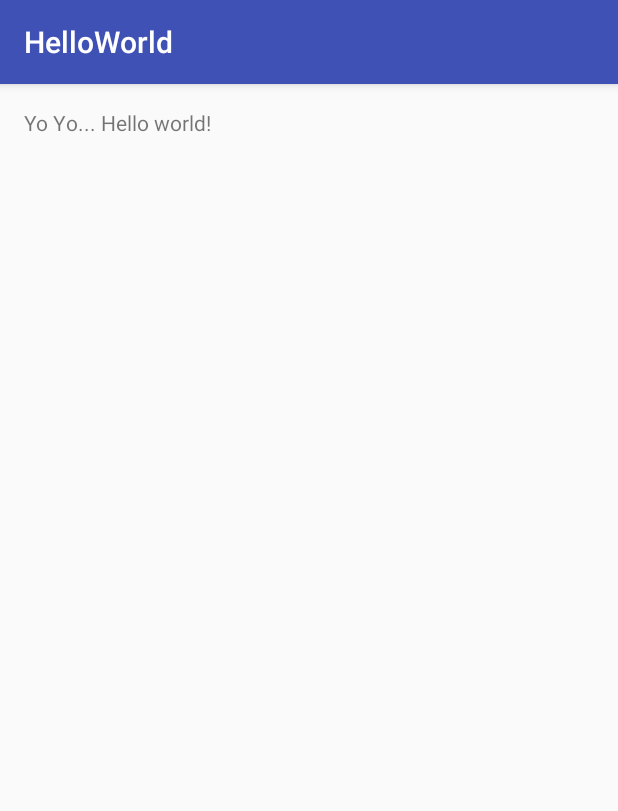
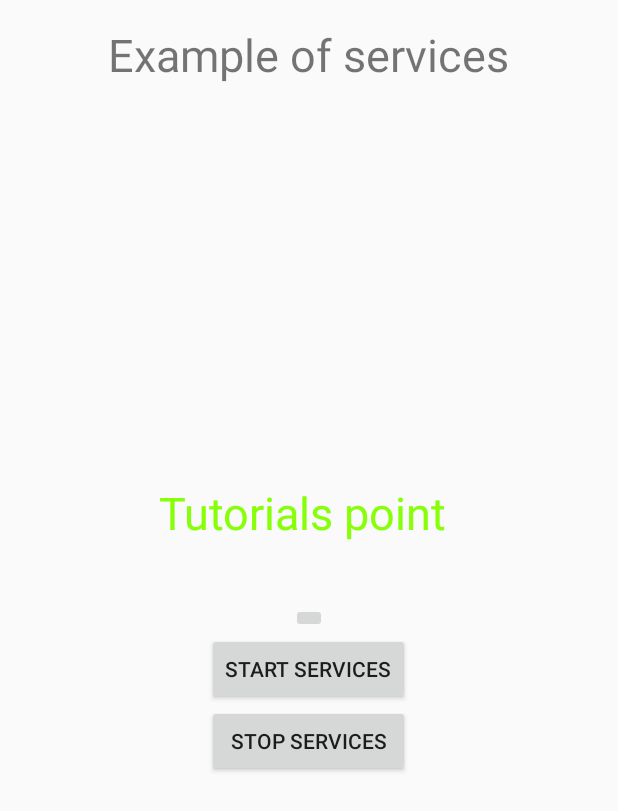
Before and after one commit to abhishekzambre/android, an Android app: the screen it shows after launch (MainActivity), on a phone screen of 412 x 824 dp. Shown: the top 811 px of the screen. Run offline under Robolectric (Android 15) with nearby library versions, the phone set to English and light mode, and no system bars.

```diff
--- /dev/null
+++ b/BroadcastDemo/app/src/main/res/menu/menu.xml
@@ -0,0 +1,6 @@
+<?xml version="1.0" encoding="utf-8"?>
+<menu xmlns:android="http://schemas.android.com/apk/res/android">
+    <item android:id="@+id/menu_bookmark"
+        android:icon="@drawable/icon_bookmark"
+        android:title="Bookmark" />
+</menu>
--- a/HelloWorld/app/src/main/java/me/abhishekz/helloworld/MainActivity.java
+++ b/HelloWorld/app/src/main/java/me/abhishekz/helloworld/MainActivity.java
@@ -1,13 +1,31 @@
 package me.abhishekz.helloworld;
+import android.os.Bundle;
+import android.app.Activity;
+import android.view.Menu;
+import android.content.Intent;
+import android.view.View;
 
-import android.support.v7.app.AppCompatActivity;
-import android.os.Bundle;
-
-public class MainActivity extends AppCompatActivity {
+public class MainActivity extends Activity {
 
     @Override
-    protected void onCreate(Bundle savedInstanceState) {
+    public void onCreate(Bundle savedInstanceState) {
         super.onCreate(savedInstanceState);
         setContentView(R.layout.activity_main);
     }
+
+    @Override
+    public boolean onCreateOptionsMenu(Menu menu) {
+        getMenuInflater().inflate(R.menu.activity_main, menu);
+        return true;
+    }
+
+    // Method to start the service
+    public void startService(View view) {
+        startService(new Intent(getBaseContext(), MyService.class));
+    }
+
+    // Method to stop the service
+    public void stopService(View view) {
+        stopService(new Intent(getBaseContext(), MyService.class));
+    }
 }
--- a/HelloWorld/app/src/main/res/layout/activity_main.xml
+++ b/HelloWorld/app/src/main/res/layout/activity_main.xml
@@ -1,16 +1,56 @@
-<?xml version="1.0" encoding="utf-8"?>
 <RelativeLayout xmlns:android="http://schemas.android.com/apk/res/android"
-    xmlns:tools="http://schemas.android.com/tools"
-    android:layout_width="match_parent"
-    android:layout_height="match_parent"
-    android:paddingBottom="@dimen/activity_vertical_margin"
-    android:paddingLeft="@dimen/activity_horizontal_margin"
+    xmlns:tools="http://schemas.android.com/tools" android:layout_width="match_parent"
+    android:layout_height="match_parent" android:paddingLeft="@dimen/activity_horizontal_margin"
     android:paddingRight="@dimen/activity_horizontal_margin"
     android:paddingTop="@dimen/activity_vertical_margin"
-    tools:context="me.abhishekz.helloworld.MainActivity">
+    android:paddingBottom="@dimen/activity_vertical_margin" tools:context=".MainActivity">
 
     <TextView
+        android:id="@+id/textView1"
         android:layout_width="wrap_content"
         android:layout_height="wrap_content"
-        android:text="@string/hello_world" />
+        android:text="Example of services"
+        android:layout_alignParentTop="true"
+        android:layout_centerHorizontal="true"
+        android:textSize="30dp" />
+
+    <TextView
+        android:id="@+id/textView2"
+        android:layout_width="wrap_content"
+        android:layout_height="wrap_content"
+        android:text="Tutorials point "
+        android:textColor="#ff87ff09"
+        android:textSize="30dp"
+        android:layout_above="@+id/imageButton"
+        android:layout_centerHorizontal="true"
+        android:layout_marginBottom="40dp" />
+
+    <ImageButton
+        android:layout_width="wrap_content"
+        android:layout_height="wrap_content"
+        android:id="@+id/imageButton"
+        android:layout_centerVertical="true"
+        android:layout_centerHorizontal="true" />
+
+    <Button
+        android:layout_width="wrap_content"
+        android:layout_height="wrap_content"
+        android:id="@+id/button2"
+        android:text="Start Services"
+        android:onClick="startService"
+        android:layout_below="@+id/imageButton"
+        android:layout_centerHorizontal="true" />
+
+    <Button
+        android:layout_width="wrap_content"
+        android:layout_height="wrap_content"
+        android:text="Stop Services"
+        android:id="@+id/button"
+        android:onClick="stopService"
+        android:layout_below="@+id/button2"
+        android:layout_alignLeft="@+id/button2"
+        android:layout_alignStart="@+id/button2"
+        android:layout_alignRight="@+id/button2"
+        android:layout_alignEnd="@+id/button2" />
+
 </RelativeLayout>
--- /dev/null
+++ b/HelloWorld/app/src/main/res/menu/menu.xml
@@ -0,0 +1,5 @@
+<?xml version="1.0" encoding="utf-8"?>
+<menu xmlns:android="http://schemas.android.com/apk/res/android"
+    xmlns:app="http://schemas.android.com/apk/res-auto"
+    xmlns:tools="http://schemas.android.com/tools" tools:context=".MainActivity">
+</menu>
--- a/HelloWorld/app/src/main/res/values/strings.xml
+++ b/HelloWorld/app/src/main/res/values/strings.xml
@@ -1,4 +1,5 @@
 <resources>
-    <string name="app_name">HelloWorld</string>
-    <string name="hello_world">Yo Yo... Hello world!</string>
+    <string name="app_name">My Application</string>
+    <string name="menu_settings">Settings</string>
+    <string name="title_activity_main">MainActivity</string>
 </resources>
```
Also changed, not shown: HelloWorld/app/src/main/AndroidManifest.xml (+6 -6 lines), HelloWorld/app/src/main/java/me/abhishekz/helloworld/MyService.java (added, +23 -0 lines).
